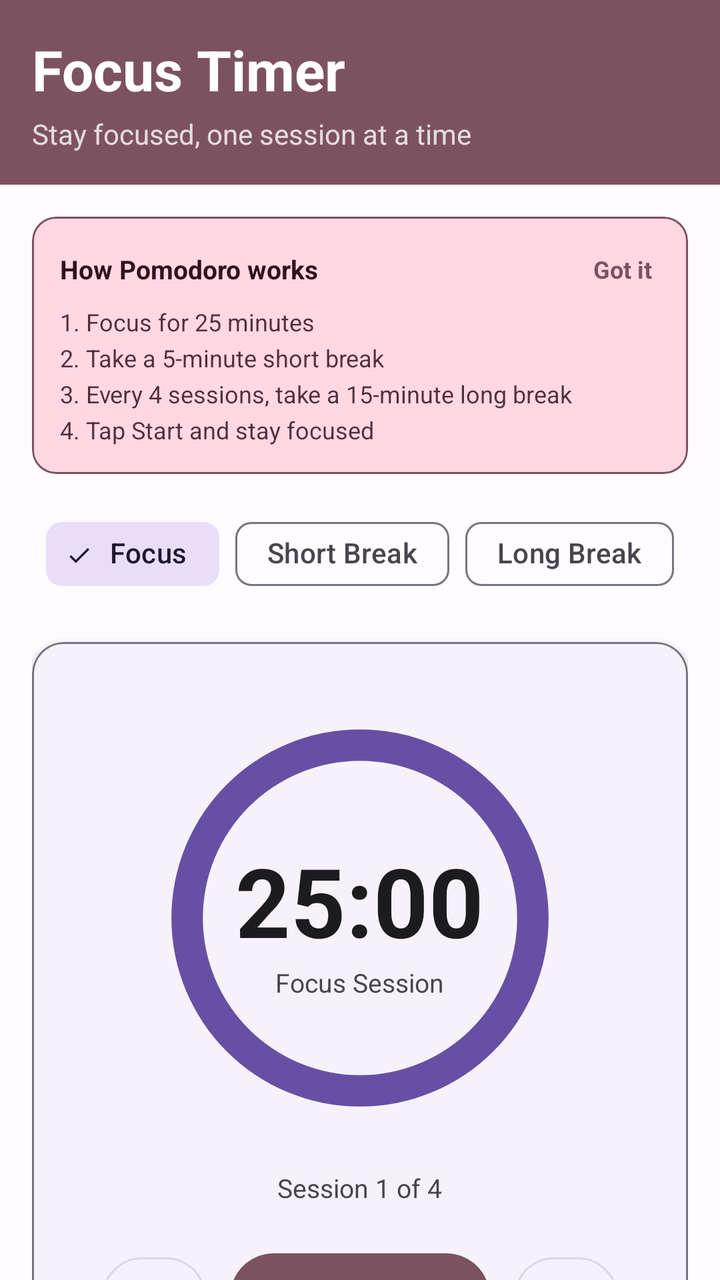
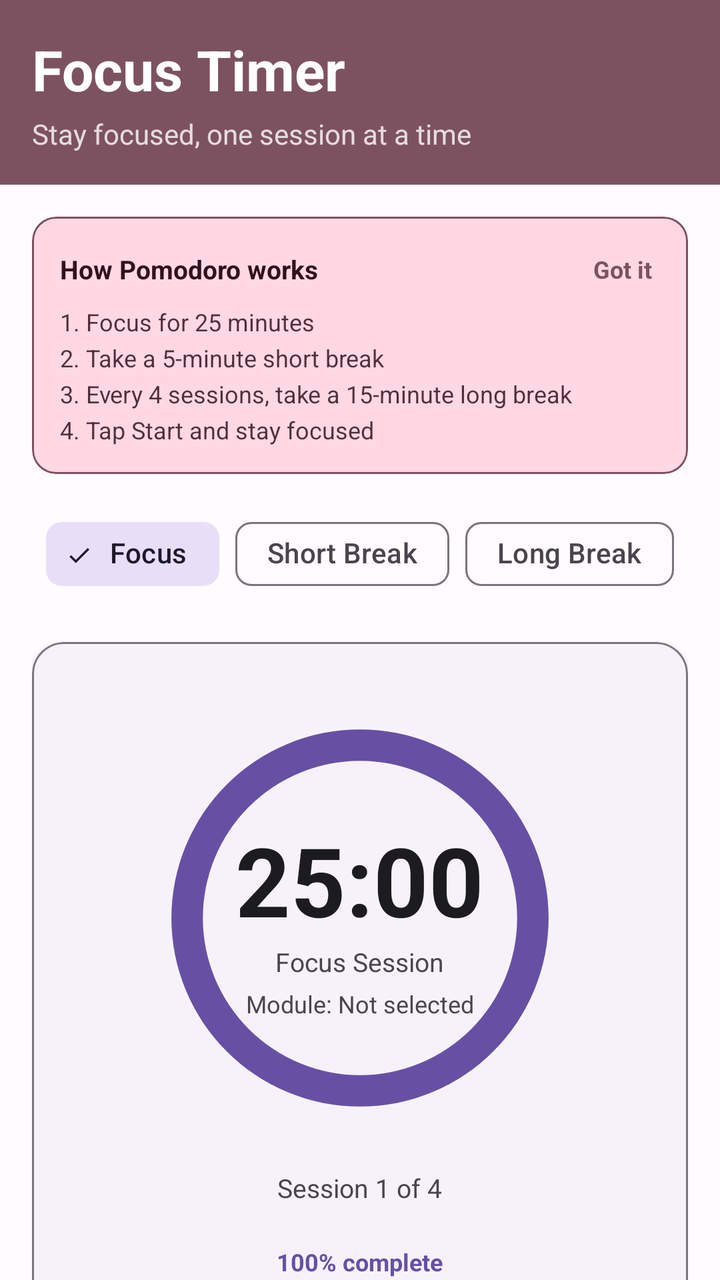

An Android layout rendered at two revisions. The XML below is the earlier revision; the diff shows what the commit changed to produce the second picture.
<!-- AndroidManifest.xml: application theme Theme.StudySyncproject -->
<!-- res/layout/fragment_timer.xml -->
<?xml version="1.0" encoding="utf-8"?>
<FrameLayout
    xmlns:android="http://schemas.android.com/apk/res/android"
    xmlns:app="http://schemas.android.com/apk/res-auto"
    android:layout_width="match_parent"
    android:layout_height="match_parent"
    android:background="@color/background">

    <LinearLayout
        android:layout_width="match_parent"
        android:layout_height="match_parent"
        android:orientation="vertical">

        
        <LinearLayout
            android:layout_width="match_parent"
            android:layout_height="wrap_content"
            android:background="@color/tertiary"
            android:orientation="vertical"
            android:padding="@dimen/space_lg">

            <TextView
                android:layout_width="wrap_content"
                android:layout_height="wrap_content"
                android:text="Focus Timer"
                android:textColor="@color/on_tertiary"
                android:textSize="28sp"
                android:textStyle="bold" />

            <TextView
                android:layout_width="wrap_content"
                android:layout_height="wrap_content"
                android:layout_marginTop="4dp"
                android:alpha="0.8"
                android:text="Stay focused, one session at a time"
                android:textColor="@color/on_tertiary"
                android:textSize="14sp" />

        </LinearLayout>

        <ScrollView
            android:layout_width="match_parent"
            android:layout_height="0dp"
            android:layout_weight="1"
            android:fillViewport="true"
            android:scrollbars="none">

            <LinearLayout
                android:layout_width="match_parent"
                android:layout_height="wrap_content"
                android:orientation="vertical"
                android:paddingHorizontal="@dimen/space_lg"
                android:paddingTop="@dimen/space_lg"
                android:paddingBottom="@dimen/space_2xl">

                
                <com.google.android.material.card.MaterialCardView
                    android:id="@+id/card_tip"
                    android:layout_width="match_parent"
                    android:layout_height="wrap_content"
                    android:layout_marginBottom="@dimen/space_lg"
                    app:cardBackgroundColor="@color/tertiary_container"
                    app:cardCornerRadius="@dimen/radius_md"
                    app:cardElevation="0dp"
                    app:strokeColor="@color/tertiary"
                    app:strokeWidth="1dp">

                    <LinearLayout
                        android:layout_width="match_parent"
                        android:layout_height="wrap_content"
                        android:orientation="vertical"
                        android:padding="14dp">

                        <LinearLayout
                            android:layout_width="match_parent"
                            android:layout_height="wrap_content"
                            android:gravity="center_vertical"
                            android:orientation="horizontal">

                            <TextView
                                android:layout_width="0dp"
                                android:layout_height="wrap_content"
                                android:layout_weight="1"
                                android:text="How Pomodoro works"
                                android:textColor="@color/on_tertiary_container"
                                android:textSize="13sp"
                                android:textStyle="bold" />

                            <TextView
                                android:id="@+id/tv_dismiss_tip"
                                android:layout_width="wrap_content"
                                android:layout_height="wrap_content"
                                android:clickable="true"
                                android:focusable="true"
                                android:padding="4dp"
                                android:text="Got it"
                                android:textColor="@color/tertiary"
                                android:textSize="12sp"
                                android:textStyle="bold" />

                        </LinearLayout>

                        <TextView
                            android:layout_width="match_parent"
                            android:layout_height="wrap_content"
                            android:layout_marginTop="6dp"
                            android:alpha="0.85"
                            android:lineSpacingExtra="4dp"
                            android:text="1. Focus for 25 minutes\n2. Take a 5-minute short break\n3. Every 4 sessions, take a 15-minute long break\n4. Tap Start and stay focused"
                            android:textColor="@color/on_tertiary_container"
                            android:textSize="12sp" />

                    </LinearLayout>
                </com.google.android.material.card.MaterialCardView>

                
                <com.google.android.material.chip.ChipGroup
                    android:id="@+id/chip_group_session"
                    android:layout_width="wrap_content"
                    android:layout_height="wrap_content"
                    android:layout_gravity="center_horizontal"
                    android:layout_marginBottom="20dp"
                    app:selectionRequired="true"
                    app:singleSelection="true">

                    <com.google.android.material.chip.Chip
                        android:id="@+id/chip_focus"
                        style="@style/Widget.Material3.Chip.Filter"
                        android:layout_width="wrap_content"
                        android:layout_height="wrap_content"
                        android:checked="true"
                        android:text="Focus" />

                    <com.google.android.material.chip.Chip
                        android:id="@+id/chip_short_break"
                        style="@style/Widget.Material3.Chip.Filter"
                        android:layout_width="wrap_content"
                        android:layout_height="wrap_content"
                        android:text="Short Break" />

                    <com.google.android.material.chip.Chip
                        android:id="@+id/chip_long_break"
                        style="@style/Widget.Material3.Chip.Filter"
                        android:layout_width="wrap_content"
                        android:layout_height="wrap_content"
                        android:text="Long Break" />

                </com.google.android.material.chip.ChipGroup>

                
                <com.google.android.material.card.MaterialCardView
                    android:layout_width="match_parent"
                    android:layout_height="wrap_content"
                    android:layout_marginBottom="@dimen/space_lg"
                    style="@style/Widget.StudySync.Card.Surface">

                    <LinearLayout
                        android:layout_width="match_parent"
                        android:layout_height="wrap_content"
                        android:gravity="center_horizontal"
                        android:orientation="vertical"
                        android:paddingTop="28dp"
                        android:paddingBottom="24dp">

                        
                        <FrameLayout
                            android:layout_width="220dp"
                            android:layout_height="220dp"
                            android:layout_marginBottom="16dp">

                            <ProgressBar
                                android:id="@+id/progress_timer"
                                style="?android:attr/progressBarStyleHorizontal"
                                android:layout_width="220dp"
                                android:layout_height="220dp"
                                android:background="@drawable/circular_progress_bg"
                                android:indeterminate="false"
                                android:max="100"
                                android:progress="100"
                                android:progressDrawable="@drawable/circular_progress"
                                android:rotation="-90" />

                            <LinearLayout
                                android:layout_width="match_parent"
                                android:layout_height="match_parent"
                                android:gravity="center"
                                android:orientation="vertical">

                                <TextView
                                    android:id="@+id/tv_timer"
                                    android:layout_width="wrap_content"
                                    android:layout_height="wrap_content"
                                    android:text="25:00"
                                    android:textColor="@color/text_primary"
                                    android:textSize="48sp"
                                    android:textStyle="bold" />

                                <TextView
                                    android:id="@+id/tv_session_label"
                                    android:layout_width="wrap_content"
                                    android:layout_height="wrap_content"
                                    android:text="Focus Session"
                                    android:textColor="@color/text_secondary"
                                    android:textSize="13sp" />

                            </LinearLayout>
                        </FrameLayout>

                        
                        <TextView
                            android:id="@+id/tv_session_count"
                            android:layout_width="wrap_content"
                            android:layout_height="wrap_content"
                            android:layout_marginBottom="20dp"
                            android:text="Session 1 of 4"
                            android:textColor="@color/text_secondary"
                            android:textSize="13sp" />

                        
                        <LinearLayout
                            android:layout_width="wrap_content"
                            android:layout_height="wrap_content"
                            android:gravity="center"
                            android:orientation="horizontal">

                            <com.google.android.material.button.MaterialButton
                                android:id="@+id/btn_reset"
                                style="@style/Widget.StudySync.Button.Outlined"
                                android:layout_width="52dp"
                                android:layout_height="52dp"
                                android:layout_marginEnd="12dp"
                                android:padding="0dp"
                                android:text="Reset"
                                android:textSize="11sp"
                                app:cornerRadius="26dp" />

                            <com.google.android.material.button.MaterialButton
                                android:id="@+id/btn_start_pause"
                                style="@style/Widget.StudySync.Button.Primary"
                                android:layout_width="130dp"
                                android:layout_height="52dp"
                                android:text="Start"
                                android:textColor="@color/on_tertiary"
                                android:textSize="17sp"
                                android:textStyle="bold"
                                app:backgroundTint="@color/tertiary"
                                app:cornerRadius="26dp" />

                            <com.google.android.material.button.MaterialButton
                                android:id="@+id/btn_skip"
                                style="@style/Widget.StudySync.Button.Outlined"
                                android:layout_width="52dp"
                                android:layout_height="52dp"
                                android:layout_marginStart="12dp"
                                android:padding="0dp"
                                android:text="Skip"
                                android:textSize="16sp"
                                app:cornerRadius="26dp" />

                        </LinearLayout>

                    </LinearLayout>
                </com.google.android.material.card.MaterialCardView>

                
                <com.google.android.material.textfield.TextInputLayout
                    style="@style/Widget.StudySync.TextInputLayout"
                    android:layout_width="match_parent"
                    android:layout_height="wrap_content"
                    android:layout_marginBottom="@dimen/space_lg"
                    android:hint="What are you studying? (optional)"
                    app:boxCornerRadiusBottomEnd="12dp"
                    app:boxCornerRadiusBottomStart="12dp"
                    app:boxCornerRadiusTopEnd="12dp"
                    app:boxCornerRadiusTopStart="12dp">

                    <com.google.android.material.textfield.TextInputEditText
                        android:id="@+id/et_subject"
                        android:layout_width="match_parent"
                        android:layout_height="wrap_content"
                        android:imeOptions="actionDone"
                        android:inputType="text"
                        android:textSize="15sp" />
                </com.google.android.material.textfield.TextInputLayout>

                
                <com.google.android.material.card.MaterialCardView
                    android:layout_width="match_parent"
                    android:layout_height="wrap_content"
                    style="@style/Widget.StudySync.Card.Surface">

                    <LinearLayout
                        android:layout_width="match_parent"
                        android:layout_height="wrap_content"
                        android:orientation="vertical"
                        android:padding="16dp">

                        <TextView
                            android:layout_width="wrap_content"
                            android:layout_height="wrap_content"
                            android:layout_marginBottom="14dp"
                            android:text="Today's Progress"
                            android:textColor="@color/text_primary"
                            android:textSize="15sp"
                            android:textStyle="bold" />

                        <LinearLayout
                            android:layout_width="match_parent"
                            android:layout_height="wrap_content"
                            android:orientation="horizontal">

                            
                            <LinearLayout
                                android:layout_width="0dp"
                                android:layout_height="wrap_content"
                                android:layout_weight="1"
                                android:gravity="center"
                                android:orientation="vertical">

                                <com.google.android.material.card.MaterialCardView
                                    android:layout_width="48dp"
                                    android:layout_height="48dp"
                                    android:layout_marginBottom="8dp"
                                    app:cardBackgroundColor="@color/tertiary_container"
                                    app:cardCornerRadius="12dp"
                                    app:cardElevation="0dp">

                                    <LinearLayout
                                        android:layout_width="match_parent"
                                        android:layout_height="match_parent"
                                        android:gravity="center">

                                        <ImageView
                                            android:layout_width="26dp"
                                            android:layout_height="26dp"
                                            android:contentDescription="Sessions"
                                            android:src="@drawable/ic_timer"
                                            android:tint="@color/tertiary" />
                                    </LinearLayout>
                                </com.google.android.material.card.MaterialCardView>

                                <TextView
                                    android:id="@+id/tv_sessions_completed"
                                    android:layout_width="wrap_content"
                                    android:layout_height="wrap_content"
                                    android:text="0"
                                    android:textColor="@color/tertiary"
                                    android:textSize="26sp"
                                    android:textStyle="bold" />

                                <TextView
                                    android:layout_width="wrap_content"
                                    android:layout_height="wrap_content"
                                    android:gravity="center"
                                    android:text="Sessions Done"
                                    android:textColor="@color/text_secondary"
                                    android:textSize="11sp" />

                            </LinearLayout>

                            <View
                                android:layout_width="1dp"
                                android:layout_height="match_parent"
                                android:layout_marginVertical="8dp"
                                android:background="@color/outline" />

                            
                            <LinearLayout
                                android:layout_width="0dp"
                                android:layout_height="wrap_content"
                                android:layout_weight="1"
                                android:gravity="center"
                                android:orientation="vertical">

                                <com.google.android.material.card.MaterialCardView
                                    android:layout_width="48dp"
                                    android:layout_height="48dp"
                                    android:layout_marginBottom="8dp"
                                    app:cardBackgroundColor="@color/primary_container"
                                    app:cardCornerRadius="12dp"
                                    app:cardElevation="0dp">

                                    <LinearLayout
                                        android:layout_width="match_parent"
                                        android:layout_height="match_parent"
                                        android:gravity="center">

                                        <ImageView
                                            android:layout_width="26dp"
                                            android:layout_height="26dp"
                                            android:contentDescription="Minutes"
                                            android:src="@drawable/ic_task_list"
                                            android:tint="@color/primary" />
                                    </LinearLayout>
                                </com.google.android.material.card.MaterialCardView>

                                <TextView
                                    android:id="@+id/tv_minutes_today"
                                    android:layout_width="wrap_content"
                                    android:layout_height="wrap_content"
                                    android:text="0"
                                    android:textColor="@color/primary"
                                    android:textSize="26sp"
                                    android:textStyle="bold" />

                                <TextView
                                    android:layout_width="wrap_content"
                                    android:layout_height="wrap_content"
                                    android:gravity="center"
                                    android:text="Minutes Studied"
                                    android:textColor="@color/text_secondary"
                                    android:textSize="11sp" />

                            </LinearLayout>

                        </LinearLayout>
                    </LinearLayout>
                </com.google.android.material.card.MaterialCardView>

            </LinearLayout>
        </ScrollView>
    </LinearLayout>
</FrameLayout>
<!-- resources referenced by this layout -->
<resources>
  <color name="background">#FFFBFE</color>
  <color name="on_tertiary">#FFFFFF</color>
  <color name="on_tertiary_container">#31111D</color>
  <color name="outline">#79747E</color>
  <color name="primary">#6750A4</color>
  <color name="primary_container">#EADDFF</color>
  <color name="tertiary">#7D5260</color>
  <color name="tertiary_container">#FFD8E4</color>
  <color name="text_primary">#1C1B1F</color>
  <color name="text_secondary">#49454F</color>
  <dimen name="radius_md">12dp</dimen>
  <dimen name="space_2xl">24dp</dimen>
  <dimen name="space_lg">16dp</dimen>
  <!-- drawable circular_progress (drawable) -->
  <?xml version="1.0" encoding="utf-8"?>
  <layer-list xmlns:android="http://schemas.android.com/apk/res/android">
      <item>
          <shape
              android:innerRadiusRatio="2.8"
              android:shape="ring"
              android:thicknessRatio="14"
              android:useLevel="true">
              <solid android:color="#6750A4" />
          </shape>
      </item>
  </layer-list>
  <!-- drawable circular_progress_bg (drawable) -->
  <?xml version="1.0" encoding="utf-8"?>
  <shape xmlns:android="http://schemas.android.com/apk/res/android"
      android:innerRadiusRatio="2.8"
      android:shape="ring"
      android:thicknessRatio="14"
      android:useLevel="false">
      <solid android:color="#E8DEF8" />
  </shape>
  <!-- drawable ic_timer (drawable) -->
  <vector xmlns:android="http://schemas.android.com/apk/res/android"
      android:width="24dp"
      android:height="24dp"
      android:viewportWidth="24"
      android:viewportHeight="24">
      <path
          android:fillColor="@android:color/white"
          android:pathData="M12,2C6.48,2 2,6.48 2,12s4.48,10 10,10 10,-4.48 10,-10S17.52,2 12,2zM12,20c-4.41,0 -8,-3.59 -8,-8s3.59,-8 8,-8 8,3.59 8,8 -3.59,8 -8,8zM12.5,7H11v6l5.2,3.2 1.5,-1.5 -4.2,-2.7V7z" />
  </vector>
  <style name="Widget.StudySync.Button.Outlined" parent="Widget.MaterialComponents.Button.OutlinedButton">
          <item name="android:layout_height">@dimen/button_height</item>
          <item name="cornerRadius">@dimen/radius_md</item>
      </style>
  <style name="Widget.StudySync.Button.Primary" parent="Widget.Material3.Button">
          <item name="android:layout_height">@dimen/button_height</item>
          <item name="cornerRadius">@dimen/radius_md</item>
          <item name="backgroundTint">@color/primary</item>
          <item name="android:textColor">@color/on_primary</item>
      </style>
  <style name="Widget.StudySync.Card.Surface" parent="Widget.Material3.CardView.Elevated">
          <item name="cardCornerRadius">@dimen/radius_lg</item>
          <item name="cardElevation">2dp</item>
          <item name="strokeColor">@color/outline</item>
          <item name="strokeWidth">1dp</item>
      </style>
  <style name="Widget.StudySync.TextInputLayout" parent="Widget.MaterialComponents.TextInputLayout.OutlinedBox">
          <item name="boxCornerRadiusTopStart">@dimen/radius_md</item>
          <item name="boxCornerRadiusTopEnd">@dimen/radius_md</item>
          <item name="boxCornerRadiusBottomStart">@dimen/radius_md</item>
          <item name="boxCornerRadiusBottomEnd">@dimen/radius_md</item>
          <item name="hintTextColor">@color/text_secondary</item>
      </style>
  <style name="Theme.StudySyncproject" parent="Base.Theme.StudySyncproject" />
  <dimen name="button_height">52dp</dimen>
  <color name="on_primary">#FFFFFF</color>
  <dimen name="radius_lg">16dp</dimen>
  <color name="secondary">#625B71</color>
  <color name="on_secondary">#FFFFFF</color>
  <color name="surface">#FFFBFE</color>
  <color name="error">#B3261E</color>
  <color name="primary_dark">#4F378B</color>
  <!-- unchanged entries left out for length: 2 -->
</resources>

<!-- the commit's change to res/layout/fragment_timer.xml (unified diff, before → after) -->
@@ -203,6 +203,18 @@
                                     android:textColor="@color/text_secondary"
                                     android:textSize="13sp" />
 
+                                <TextView
+                                    android:id="@+id/tv_active_module"
+                                    android:layout_width="wrap_content"
+                                    android:layout_height="wrap_content"
+                                    android:layout_marginTop="4dp"
+                                    android:maxWidth="180dp"
+                                    android:singleLine="true"
+                                    android:ellipsize="end"
+                                    android:text="Module: Not selected"
+                                    android:textColor="@color/text_secondary"
+                                    android:textSize="12sp" />
+
                             </LinearLayout>
                         </FrameLayout>
 
@@ -215,6 +227,16 @@
                             android:text="Session 1 of 4"
                             android:textColor="@color/text_secondary"
                             android:textSize="13sp" />
+
+                        <TextView
+                            android:id="@+id/tv_focus_progress"
+                            android:layout_width="wrap_content"
+                            android:layout_height="wrap_content"
+                            android:layout_marginBottom="16dp"
+                            android:text="100% complete"
+                            android:textColor="@color/primary"
+                            android:textSize="12sp"
+                            android:textStyle="bold" />
 
                         
                         <LinearLayout
@@ -239,6 +261,7 @@
                                 style="@style/Widget.StudySync.Button.Primary"
                                 android:layout_width="130dp"
                                 android:layout_height="52dp"
+                                android:enabled="false"
                                 android:text="Start"
                                 android:textColor="@color/on_tertiary"
                                 android:textSize="17sp"
@@ -262,6 +285,54 @@
                     </LinearLayout>
                 </com.google.android.material.card.MaterialCardView>
 
+                <com.google.android.material.textfield.TextInputLayout
+                    style="@style/Widget.StudySync.TextInputLayout"
+                    android:id="@+id/til_focus_module"
+                    android:layout_width="match_parent"
+                    android:layout_height="wrap_content"
+                    android:layout_marginBottom="12dp"
+                    android:hint="Select module for focus session"
+                    app:boxCornerRadiusBottomEnd="12dp"
+                    app:boxCornerRadiusBottomStart="12dp"
+                    app:boxCornerRadiusTopEnd="12dp"
+                    app:boxCornerRadiusTopStart="12dp"
+                    app:helperText="@string/timer_helper_select_module"
+                    app:endIconMode="dropdown_menu">
+
+                    <AutoCompleteTextView
+                        android:id="@+id/actv_focus_module"
+                        android:layout_width="match_parent"
+                        android:layout_height="wrap_content"
+                        android:inputType="none"
+                        android:textSize="15sp" />
+                </com.google.android.material.textfield.TextInputLayout>
+
+                <com.google.android.material.card.MaterialCardView
+                    android:id="@+id/card_task_context"
+                    android:layout_width="match_parent"
+                    android:layout_height="wrap_content"
+                    android:layout_marginBottom="12dp"
+                    android:visibility="gone"
+                    app:cardBackgroundColor="@color/primary_container"
+                    app:cardCornerRadius="10dp"
+                    app:cardElevation="0dp"
+                    app:strokeColor="@color/primary"
+                    app:strokeWidth="1dp">
+
+                    <TextView
+                        android:id="@+id/tv_focus_task_context"
+                        android:layout_width="match_parent"
+                        android:layout_height="wrap_content"
+                        android:paddingStart="12dp"
+                        android:paddingTop="10dp"
+                        android:paddingEnd="12dp"
+                        android:paddingBottom="10dp"
+                        android:text="From Planner: Sample Task"
+                        android:textColor="@color/on_primary_container"
+                        android:textSize="12sp"
+                        android:textStyle="bold" />
+                </com.google.android.material.card.MaterialCardView>
+
                 
                 <com.google.android.material.textfield.TextInputLayout
                     style="@style/Widget.StudySync.TextInputLayout"
<!-- resource entries referenced after the edit -->
@@ -1,6 +1,7 @@
 <!-- resources referenced by this layout -->
 <resources>
   <color name="background">#FFFBFE</color>
+  <color name="on_primary_container">#21005D</color>
   <color name="on_tertiary">#FFFFFF</color>
   <color name="on_tertiary_container">#31111D</color>
   <color name="outline">#79747E</color>
@@ -45,6 +46,7 @@
           android:fillColor="@android:color/white"
           android:pathData="M12,2C6.48,2 2,6.48 2,12s4.48,10 10,10 10,-4.48 10,-10S17.52,2 12,2zM12,20c-4.41,0 -8,-3.59 -8,-8s3.59,-8 8,-8 8,3.59 8,8 -3.59,8 -8,8zM12.5,7H11v6l5.2,3.2 1.5,-1.5 -4.2,-2.7V7z" />
   </vector>
+  <string name="timer_helper_select_module">Select a module to enable Start for focus sessions.</string>
   <style name="Widget.StudySync.Button.Outlined" parent="Widget.MaterialComponents.Button.OutlinedButton">
           <item name="android:layout_height">@dimen/button_height</item>
           <item name="cornerRadius">@dimen/radius_md</item>
